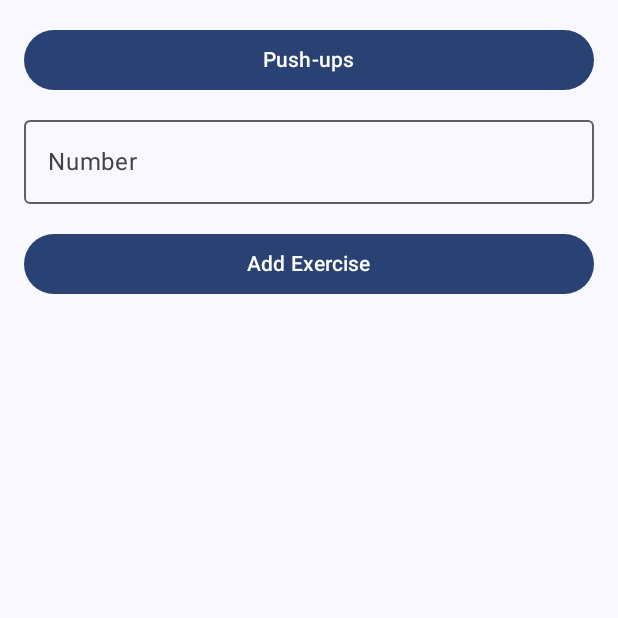
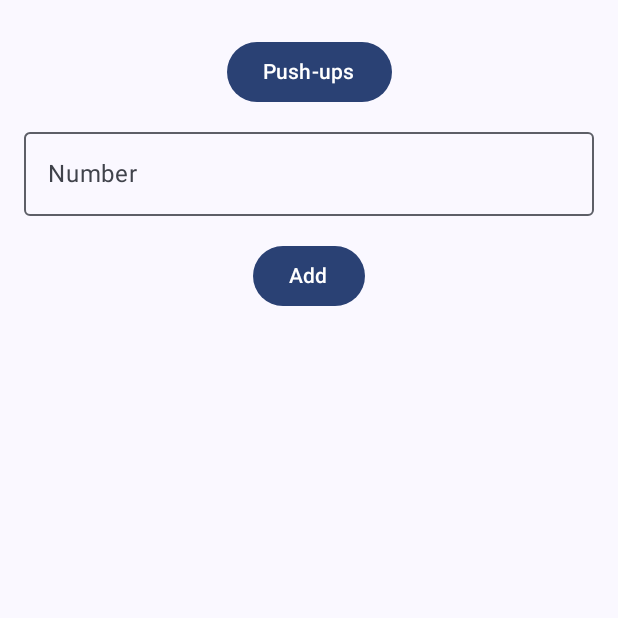
Before and after one commit to WeissShaharIL/exercise-app, an Android app built with Jetpack Compose: the screen it shows after launch (MainActivity), on a phone screen of 412 x 824 dp, the top half of it. Run offline under Robolectric (Android 15) with nearby library versions, the light colour scheme and no system bars; our stand-ins replace Room's generated code, livedata-compose; libraries missing offline, so code that uses them is left out: com.bumptech.glide; 1 statement that could not run was skipped.

Commit message:
Working V1

```diff
--- a/app/src/main/java/com/example/exerciseapp/MainActivity.kt
+++ b/app/src/main/java/com/example/exerciseapp/MainActivity.kt
@@ -24,10 +24,20 @@ import com.example.exerciseapp.viewmodel.ExerciseLogViewModel
 import com.example.exerciseapp.viewmodel.ExerciseViewModel
 import com.example.exerciseapp.viewmodel.ExerciseLogViewModelFactory
 import com.example.exerciseapp.viewmodel.ExerciseViewModelFactory
+import android.os.Build
+import android.view.Window
+import android.view.WindowInsets
+import android.view.WindowInsetsController
+
+import android.view.WindowManager
+
 
 class MainActivity : ComponentActivity() {
     override fun onCreate(savedInstanceState: Bundle?) {
         super.onCreate(savedInstanceState)
+        hideSystemBars()
+
+
         setContent {
             ExerciseAppTheme {
                 // A surface container using the 'background' color from the theme
@@ -39,6 +49,20 @@ class MainActivity : ComponentActivity() {
 
                 }
             }
+        }
+    }
+    private fun hideSystemBars() {
+        if (Build.VERSION.SDK_INT >= Build.VERSION_CODES.R) {
+            window.decorView.setOnApplyWindowInsetsListener { _, insets ->
+                window.insetsController?.hide(WindowInsets.Type.statusBars())
+                insets
+            }
+        } else {
+            @Suppress("DEPRECATION")
+            window.setFlags(
+                WindowManager.LayoutParams.FLAG_FULLSCREEN,
+                WindowManager.LayoutParams.FLAG_FULLSCREEN
+            )
         }
     }
 }
--- a/app/src/main/java/com/example/exerciseapp/view/ExerciseLogScreen.kt
+++ b/app/src/main/java/com/example/exerciseapp/view/ExerciseLogScreen.kt
@@ -40,15 +40,14 @@ import com.example.exerciseapp.viewmodel.ExerciseLogViewModel
 import com.example.exerciseapp.viewmodel.ExerciseViewModel
 
 @Composable
-fun ExerciseLogScreen(exerciseLogViewModel: ExerciseLogViewModel,
-                      exerciseViewModel: ExerciseViewModel) {
+fun ExerciseLogScreen(
+    exerciseLogViewModel: ExerciseLogViewModel,
+    exerciseViewModel: ExerciseViewModel
+) {
     val allLogs by exerciseLogViewModel.allLogs.observeAsState(listOf())
     val allExercises by exerciseViewModel.allExercises.observeAsState(listOf())
-
-
     val context = LocalContext.current
     var selectedActivity by remember { mutableStateOf("") }
-
 
     // Update the selected activity dynamically when allExercises changes
     LaunchedEffect(allExercises) {
@@ -57,21 +56,22 @@ fun ExerciseLogScreen(exerciseLogViewModel: ExerciseLogViewModel,
         }
     }
     var number by remember { mutableStateOf("") }
-
-
-
     var expanded by remember { mutableStateOf(false) }
 
     Column(
         modifier = Modifier
             .fillMaxSize()
-            .padding(16.dp)
+            .padding(top = 24.dp, start = 16.dp, end = 16.dp),
+        horizontalAlignment = Alignment.CenterHorizontally
     ) {
         // Dropdown for Activity Selection
-        Box(modifier = Modifier.fillMaxWidth()) {
+        Box(
+            modifier = Modifier.fillMaxWidth(),
+            contentAlignment = Alignment.Center
+        ) {
             Button(
                 onClick = { expanded = true },
-                modifier = Modifier.fillMaxWidth()
+                modifier = Modifier.padding(horizontal = 8.dp)
             ) {
                 Text(selectedActivity)
             }
@@ -121,9 +121,11 @@ fun ExerciseLogScreen(exerciseLogViewModel: ExerciseLogViewModel,
                     ).show()
                 }
             },
-            modifier = Modifier.fillMaxWidth()
-        ) {
-            Text("Add Exercise")
+            modifier = Modifier.padding(horizontal = 8.dp),
+
+
+            ) {
+            Text("Add")
         }
 
         Spacer(modifier = Modifier.height(16.dp))
```
